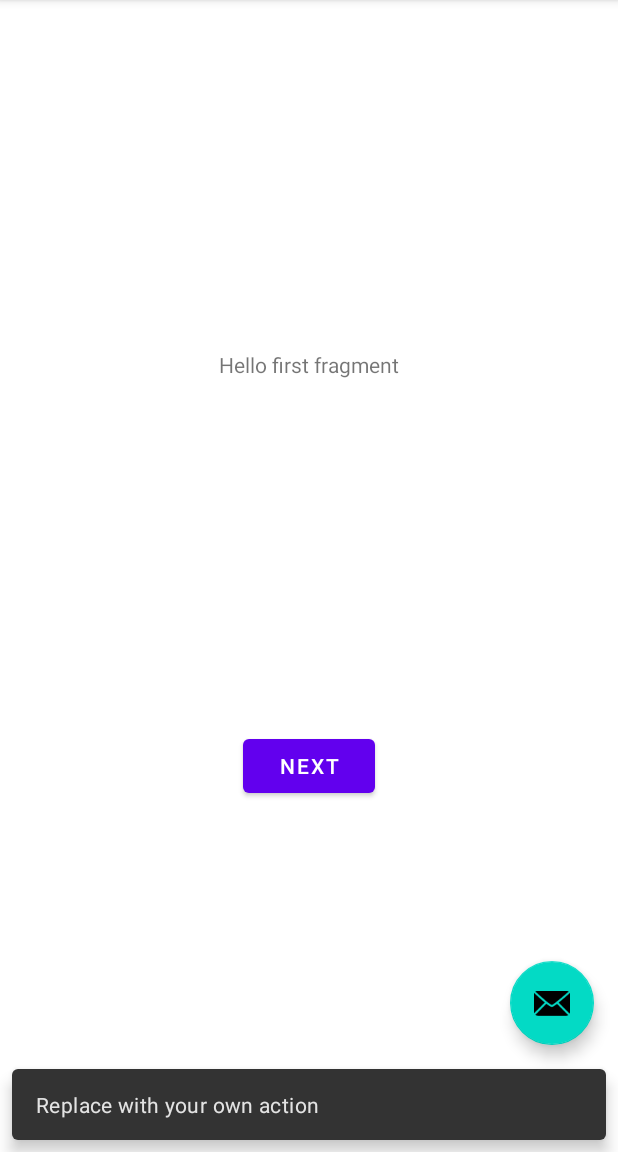
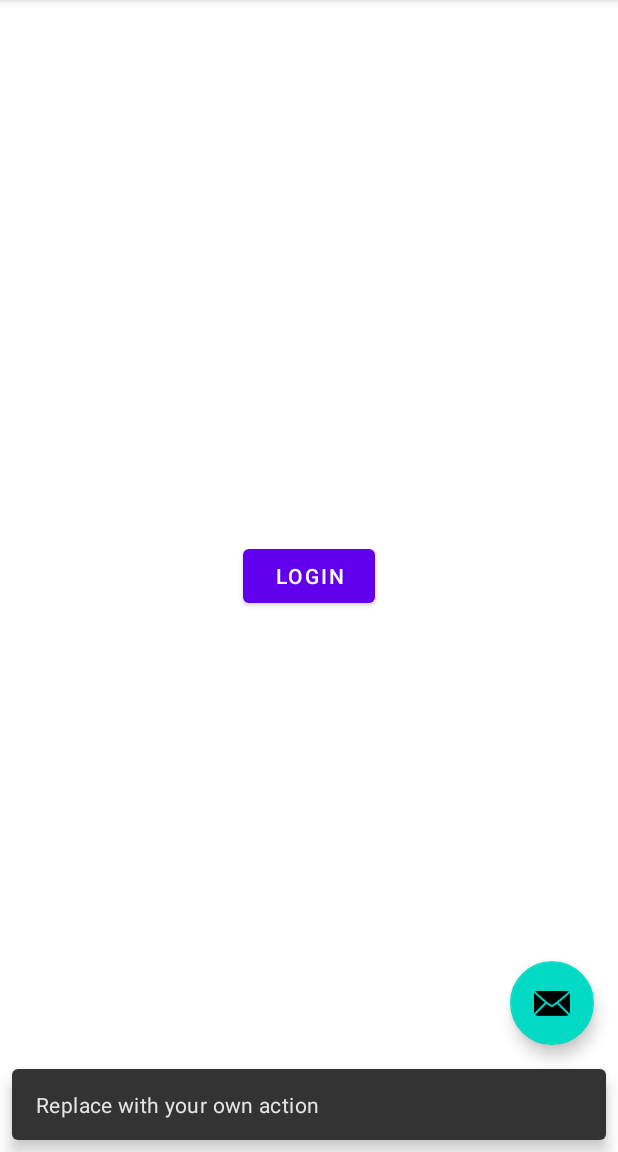
Before and after one commit to UgoPerniceni/Cocotton-front-mobile, an Android app: the screen it shows after launch (MainActivity), after a tap on an icon or button, on a phone screen of 412 x 824 dp, the part 84-1236 px from its top. Run offline under Robolectric (Android 15) with nearby library versions, the phone set to English and light mode, and no system bars; our stand-ins replace Firebase (no records; nobody signed in at launch, a user with empty details on screens opened directly).

Commit message:
fix languages support & rename firstFragment into LoginFragment :bug:

```diff
--- a/app/src/main/java/fr/esgi/cocotton/HomeFragment.kt
+++ b/app/src/main/java/fr/esgi/cocotton/HomeFragment.kt
@@ -63,8 +63,7 @@ class HomeFragment : Fragment(), View.OnClickListener {
                     layoutManager = LinearLayoutManager(this.context)
                     adapter = MyAdapter(recipes)
 
-                    this.addItemDecoration(DividerItemDecoration(context,
-                            DividerItemDecoration.VERTICAL));
+                    this.addItemDecoration(DividerItemDecoration(context, DividerItemDecoration.VERTICAL));
                 }
 
                 (activity as MainActivity?)?.hideLoader()
--- a/app/src/main/java/fr/esgi/cocotton/FirstFragment.kt
+++ b/app/src/main/java/fr/esgi/cocotton/LoginFragment.kt
@@ -11,14 +11,14 @@ import androidx.navigation.fragment.findNavController
 /**
  * A simple [Fragment] subclass as the default destination in the navigation.
  */
-class FirstFragment : Fragment(), View.OnClickListener {
+class LoginFragment : Fragment(), View.OnClickListener {
 
     override fun onCreateView(
         inflater: LayoutInflater, container: ViewGroup?,
         savedInstanceState: Bundle?
     ): View? {
         // Inflate the layout for this fragment
-        return inflater.inflate(R.layout.fragment_first, container, false)
+        return inflater.inflate(R.layout.fragment_login, container, false)
     }
 
     override fun onViewCreated(view: View, savedInstanceState: Bundle?) {
--- a/app/src/main/res/layout/fragment_first.xml
+++ b/app/src/main/res/layout/fragment_login.xml
@@ -4,25 +4,16 @@
     xmlns:tools="http://schemas.android.com/tools"
     android:layout_width="match_parent"
     android:layout_height="match_parent"
-    tools:context=".FirstFragment">
-
-    <TextView
-        android:id="@+id/textview_first"
-        android:layout_width="wrap_content"
-        android:layout_height="wrap_content"
-        android:text="@string/hello_first_fragment"
-        app:layout_constraintBottom_toTopOf="@id/button_first"
-        app:layout_constraintEnd_toEndOf="parent"
-        app:layout_constraintStart_toStartOf="parent"
-        app:layout_constraintTop_toTopOf="parent" />
+    tools:context=".LoginFragment">
 
     <Button
         android:id="@+id/button_first"
         android:layout_width="wrap_content"
         android:layout_height="wrap_content"
-        android:text="@string/next"
+        android:text="@string/login"
+        app:layout_constraintTop_toTopOf="parent"
         app:layout_constraintBottom_toBottomOf="parent"
         app:layout_constraintEnd_toEndOf="parent"
-        app:layout_constraintStart_toStartOf="parent"
-        app:layout_constraintTop_toBottomOf="@id/textview_first" />
+        app:layout_constraintStart_toStartOf="parent" />
+
 </androidx.constraintlayout.widget.ConstraintLayout>
--- a/app/src/main/res/layout/fragment_setting.xml
+++ b/app/src/main/res/layout/fragment_setting.xml
@@ -8,8 +8,8 @@
 
     <Spinner
         android:id="@+id/spinner_language"
-        android:layout_width="match_parent"
-        android:layout_height="match_parent"
+        android:layout_width="wrap_content"
+        android:layout_height="wrap_content"
 
         app:layout_constraintTop_toTopOf="parent"
         app:layout_constraintBottom_toBottomOf="parent"
--- a/app/src/main/res/navigation/nav_graph.xml
+++ b/app/src/main/res/navigation/nav_graph.xml
@@ -7,9 +7,9 @@
 
     <fragment
         android:id="@+id/FirstFragment"
-        android:name="fr.esgi.cocotton.FirstFragment"
+        android:name="fr.esgi.cocotton.LoginFragment"
         android:label="@string/first_fragment_label"
-        tools:layout="@layout/fragment_first">
+        tools:layout="@layout/fragment_login">
 
         <action
             android:id="@+id/action_FirstFragment_to_SecondFragment"
--- a/app/src/main/res/values/strings.xml
+++ b/app/src/main/res/values/strings.xml
@@ -16,6 +16,6 @@
     <string name="name">Name</string>
     <string name="time">Time</string>
     <string name="validate">Validate</string>
-    <!-- TODO: Remove or change this placeholder text -->
-    <string name="hello_blank_fragment">Hello blank fragment</string>
+
+    <string name="login">Login</string>
 </resources>
```
Also changed, not shown: app/src/main/java/fr/esgi/cocotton/MainActivity.kt (+13 -11 lines), app/src/main/java/fr/esgi/cocotton/SettingFragment.kt (+11 -7 lines), 2 other files.
